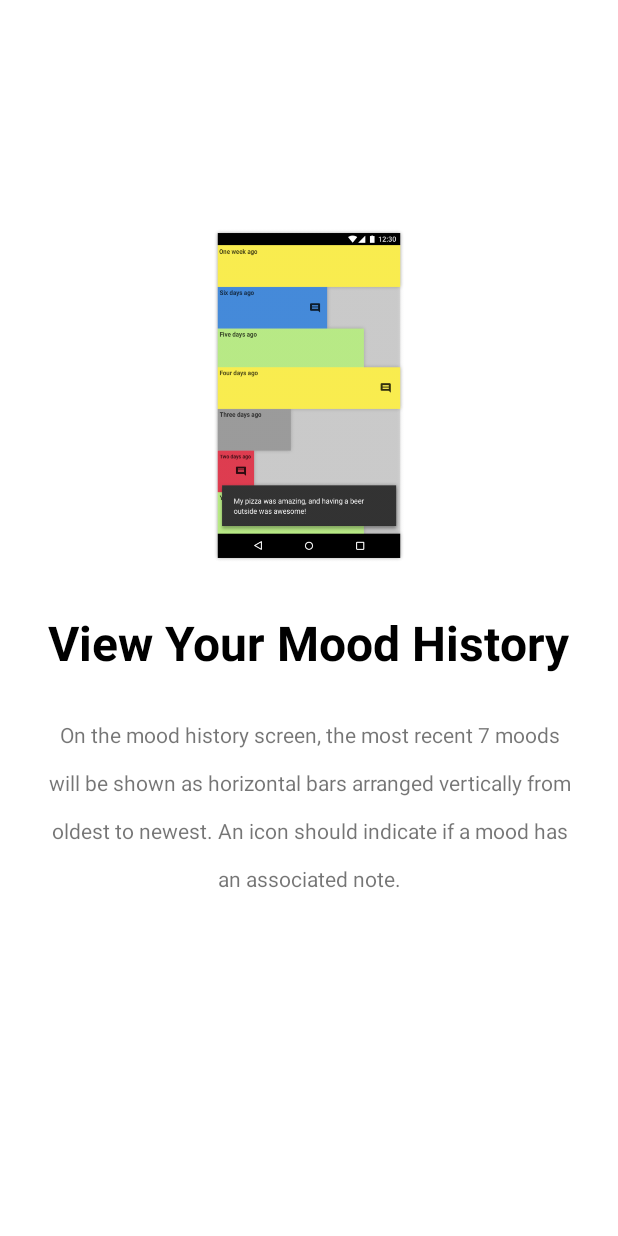
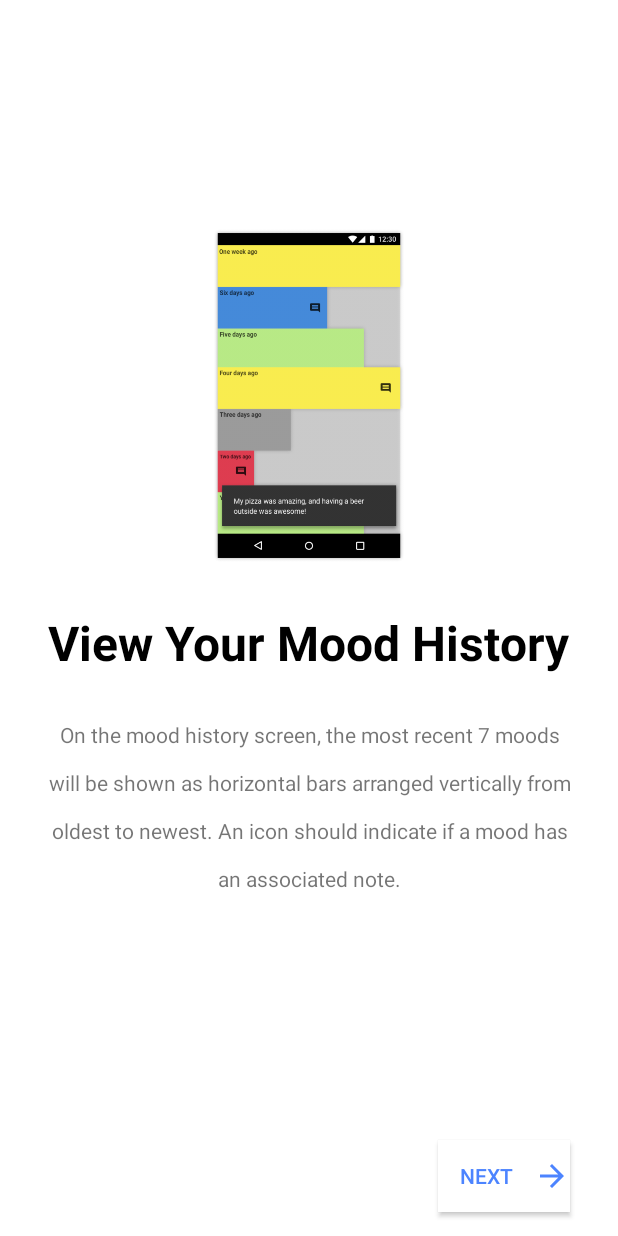
Before and after one commit to ngochuule/testMoodTracker, an Android app: the screen it shows after launch (IntroActivity), item 5 of the bottom bar chosen, on a phone screen of 412 x 824 dp. Run offline under Robolectric (Android 15) with nearby library versions, the phone set to English and light mode, and no system bars.

Commit message:
[Update] update xml contains error to test circleci

```diff
--- a/app/src/main/res/layout/activity_intro.xml
+++ b/app/src/main/res/layout/activity_intro.xml
@@ -17,6 +17,21 @@
         app:layout_constraintEnd_toEndOf="parent"
         app:layout_constraintStart_toStartOf="parent"
         app:layout_constraintTop_toTopOf="parent" />
+
+    <Button
+        android:id="@+id/btn_next"
+        android:layout_width="wrap_content"
+        android:layout_height="wrap_content"
+        android:layout_marginEnd="32dp"
+        android:layout_marginRight="32dp"
+        android:layout_marginBottom="16dp"
+        android:background="#fff"
+        android:drawableRight="@drawable/ic_arrow_forward_black_24dp"
+        android:drawableTint="@color/gradient_start_color"
+        android:text="Next"
+        android:textColor="@color/gradient_start_color"
+        app:layout_constraintBottom_toBottomOf="parent"
+        app:layout_constraintEnd_toEndOf="parent" />
 
     <Button
         android:id="@+id/btn_next"
```
